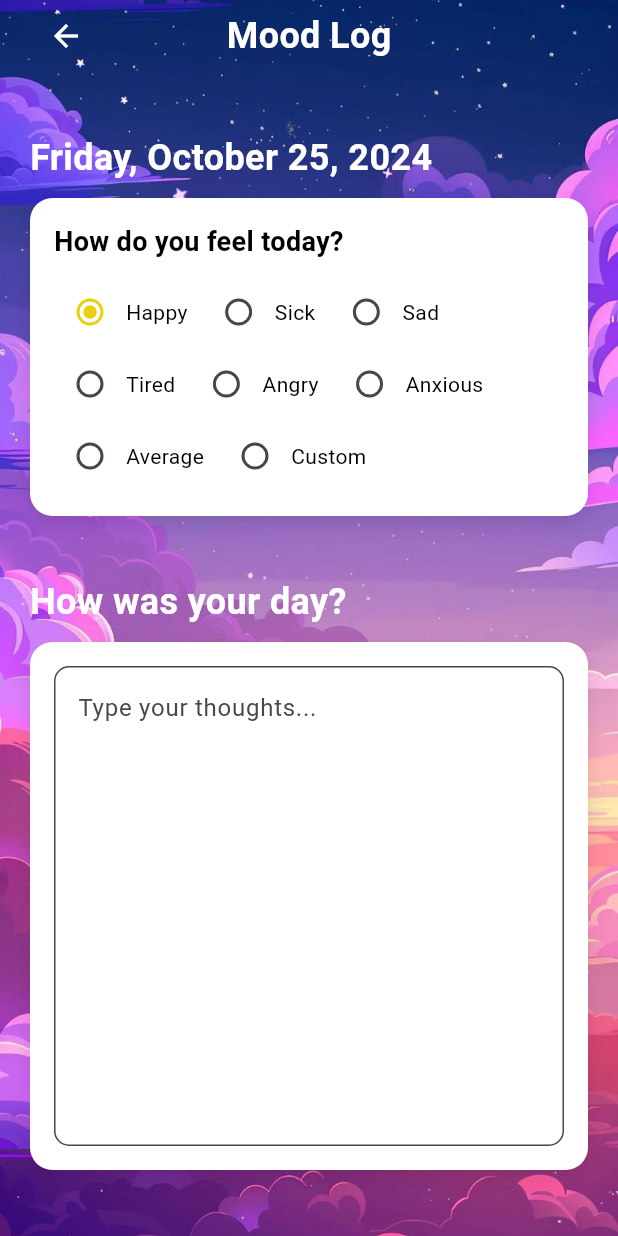
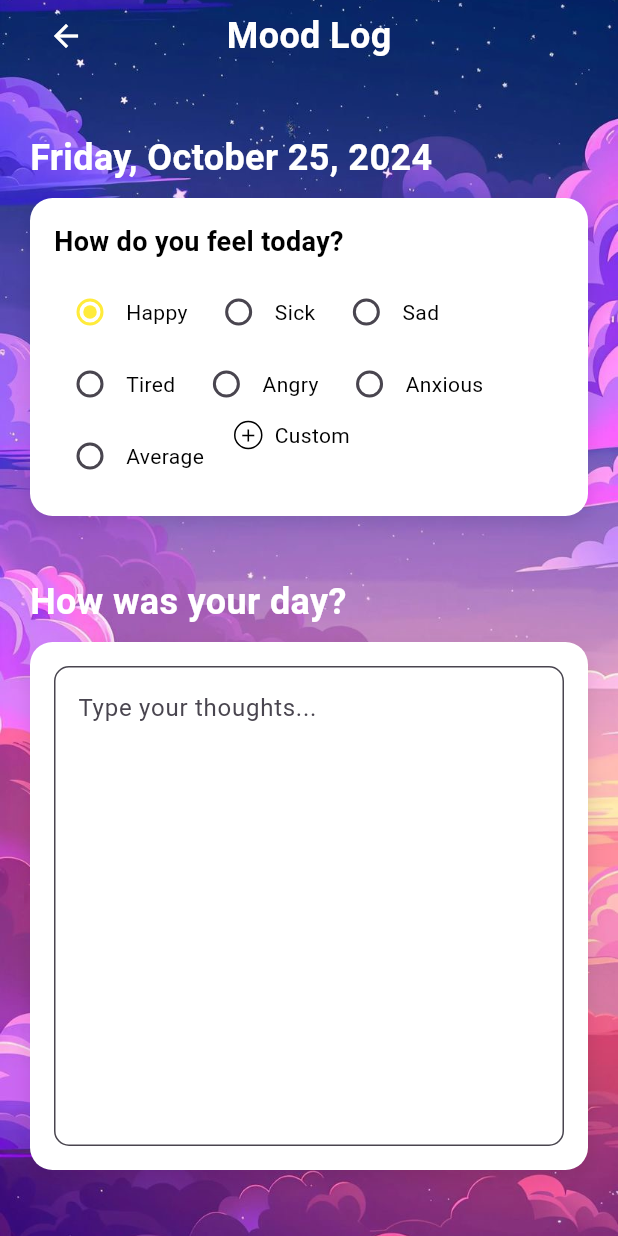
Before and after one commit to CarolinaZRM/CosmicComfort, a Flutter app: the MoodLogPage screen opened directly, on a phone screen of 412 x 824 dp. Run offline on Flutter 3.47's test engine with Material 3 defaults, Android fonts, the phone set to English and light mode, and no system bars; our stand-ins replace audioplayers, flutter_colorpicker, marquee, table_calendar.

Commit message:
Gave user ability to add custom mood/color

```diff
--- a/lib/pages/MoodLogPage.dart
+++ b/lib/pages/MoodLogPage.dart
@@ -1,6 +1,7 @@
 import 'package:flutter/material.dart';
 import '../components/GenericComponents.dart' as components;
 import 'package:intl/intl.dart'; // Import intl package
+import 'package:flutter_colorpicker/flutter_colorpicker.dart'; // Import the color picker package
 
 class MoodLogPage extends StatefulWidget {
   const MoodLogPage({super.key, this.date});
@@ -15,6 +16,19 @@ class _MoodLogPageState extends State<MoodLogPage> {
   TextEditingController _thoughtsController = TextEditingController(); // Controller for text input
   DateTime selectedDate = DateTime.now();
 
+  // For custom mood feature
+  List<Map<String, dynamic>> moodList = [
+    {'mood': 'Happy', 'color': Colors.yellow},
+    {'mood': 'Sick', 'color': Colors.green},
+    {'mood': 'Sad', 'color': Colors.blue},
+    {'mood': 'Tired', 'color': Colors.grey},
+    {'mood': 'Angry', 'color': Colors.red},
+    {'mood': 'Anxious', 'color': Colors.orange},
+    {'mood': 'Average', 'color': Colors.purple},
+  ];
+  Color _customColor = Colors.black; // Initial color for custom mood
+  TextEditingController _customMoodController = TextEditingController(); // Controller for custom mood name
+
   @override
   void initState() {
     super.initState();
@@ -27,7 +41,7 @@ class _MoodLogPageState extends State<MoodLogPage> {
     String formattedDate = DateFormat('EEEE, MMMM d, y').format(selectedDate); // Example: "Monday, October 24, 2024"
     return Scaffold(
       resizeToAvoidBottomInset: true, // Ensures the screen resizes when the keyboard shows up
-      body: GestureDetector( // Added GestureDetector
+      body: GestureDetector(
         onTap: () {
           FocusScope.of(context).unfocus(); // Dismisses the keyboard when tapping outside
         },
@@ -54,14 +68,14 @@ class _MoodLogPageState extends State<MoodLogPage> {
                       components.buildHeader(title: "Mood Log", context: context),
                       const SizedBox(height: 40), // Space below the title
 
-                      // Test that date chosen is saved!
+                      // Display the selected date
                       Text(
                         formattedDate,
-                        style: TextStyle(
+                        style: const TextStyle(
                           color: Colors.white,
                           fontSize: 24,
                           fontWeight: FontWeight.bold,
-                        ), // Text color to black
+                        ),
                       ),
 
                       const SizedBox(height: 10),
@@ -84,28 +98,21 @@ class _MoodLogPageState extends State<MoodLogPage> {
                         child: Column(
                           crossAxisAlignment: CrossAxisAlignment.start,
                           children: [
-
-
                             const Text(
                               'How do you feel today?',
                               style: TextStyle(
                                 color: Colors.black,
                                 fontSize: 18,
                                 fontWeight: FontWeight.bold,
-                              ), // Text color to black
+                              ),
                             ),
                             const SizedBox(height: 10),
                             Wrap(
                               spacing: 10,
                               children: [
-                                moodRadioButton('Happy', const Color.fromARGB(255, 231, 209, 17)),
-                                moodRadioButton('Sick', Colors.green),
-                                moodRadioButton('Sad', Colors.blue),
-                                moodRadioButton('Tired', Colors.grey),
-                                moodRadioButton('Angry', Colors.red),
-                                moodRadioButton('Anxious', Colors.orange),
-                                moodRadioButton('Average', Colors.purple),
-                                moodRadioButton('Custom', Colors.black),
+                                ...moodList.map((moodData) => moodRadioButton(moodData['mood'], moodData['color'])).toList(),
+                                const SizedBox(height: 10),
+                                customMoodButton(), // Button to add a new custom mood
                               ],
                             ),
                           ],
@@ -161,7 +168,7 @@ class _MoodLogPageState extends State<MoodLogPage> {
     );
   }
 
-  // Helper function to create mood radio buttons
+  // Helper function to create mood radio buttons with labels
   Widget moodRadioButton(String mood, Color color) {
     return Row(
       mainAxisSize: MainAxisSize.min,
@@ -174,13 +181,134 @@ class _MoodLogPageState extends State<MoodLogPage> {
               _selectedMood = value!;
             });
           },
-          activeColor: color,
+          activeColor: color, // Assign the color to the active state
         ),
         Text(
           mood,
-          style: const TextStyle(color: Colors.black), // Text color in black for better readability
+          style: const TextStyle(color: Colors.black),
         ),
       ],
     );
   }
+
+  // Custom mood button
+  Widget customMoodButton() {
+    return GestureDetector(
+      onTap: () {
+        _openCustomMoodDialog();
+      },
+      child: Row(
+        mainAxisSize: MainAxisSize.min,
+        children: [
+          Container(  //for circle
+            width: 19,
+            height: 19,
+            decoration: BoxDecoration(
+              shape: BoxShape.circle,
+              color: Colors.white,
+              border: Border.all(color: Colors.black),
+            ),
+            child: const Center(
+              child: Icon(Icons.add, color: Colors.black, size: 14), // Plus icon for custom mood
+            ),
+          ),
+          const SizedBox(width: 8), // Spacing between icon and label
+          const Text(
+            'Custom',
+            style: TextStyle(color: Colors.black),
+          ),
+        ],
+      ),
+    );
+  }
+
+  // Open dialog for custom mood creation
+  void _openCustomMoodDialog() {
+    showDialog(
+      context: context,
+      builder: (BuildContext context) {
+        return AlertDialog(
+          title: const Text('Create Custom Mood'),
+          content: Column(
+            mainAxisSize: MainAxisSize.min,
+            children: [
+              TextField(
+                controller: _customMoodController,
+                decoration: const InputDecoration(hintText: 'Enter mood name'),
+              ),
+              const SizedBox(height: 20),
+              const Text('Pick a color for your mood'),
+              const SizedBox(height: 10),
+              ElevatedButton(
+                onPressed: () {
+                  _showColorPicker(context); // Call the Flutter color picker dialog
+                },
+                style: ElevatedButton.styleFrom(backgroundColor: _customColor),
+                child: const Text('Pick Color'),
+              ),
+            ],
+          ),
+          actions: [
+            TextButton(
+              child: const Text('Cancel'),
+              onPressed: () {
+                Navigator.of(context).pop();
+              },
+            ),
+            TextButton(
+              child: const Text('Save'),
+              onPressed: () {
+                setState(() {
+                  if (_customMoodController.text.isNotEmpty) {
+                    moodList.add({
+                      'mood': _customMoodController.text,
+                      'color': _customColor,
+                    });
+                    _customMoodController.clear(); // Clear the input for next time
+                    _customColor = Colors.black; // Reset color picker
+                  }
+                });
+                Navigator.of(context).pop(); // Close the dialog
+              },
+            ),
+          ],
+        );
+      },
+    );
+  }
+
+  // Flutter's color picker dialog
+  void _showColorPicker(BuildContext context) {
+    showDialog(
+      context: context,
+      builder: (BuildContext context) {
+        return AlertDialog(
+          title: const Text('Pick Mood Color'),
+          content: SingleChildScrollView(
+            child: Column(
+              children: [
+                ColorPicker(
+                  pickerColor: _customColor,
+                  onColorChanged: (Color color) {
+                    setState(() {
+                      _customColor = color;
+                    });
+                  },
+                  showLabel: false, // You can enable this if you want hex value labels
+                ),
+              ],
+            ),
+          ),
+          actions: [
+            TextButton(
+              child: const Text('Done'),
+              onPressed: () {
+                Navigator.of(context).pop();
+              },
+            ),
+          ],
+        );
+      },
+    );
+  }
 }
--- a/pubspec.yaml
+++ b/pubspec.yaml
@@ -39,6 +39,7 @@ dependencies:
   cupertino_icons: ^1.0.8
   # Add calendar to be used in the calendar page
   table_calendar: ^3.0.0
+  flutter_colorpicker: ^1.0.3
 
 dev_dependencies:
   flutter_test:
```
Also changed, not shown: lib/pages/CalendarPage.dart (+0 -8 lines).
